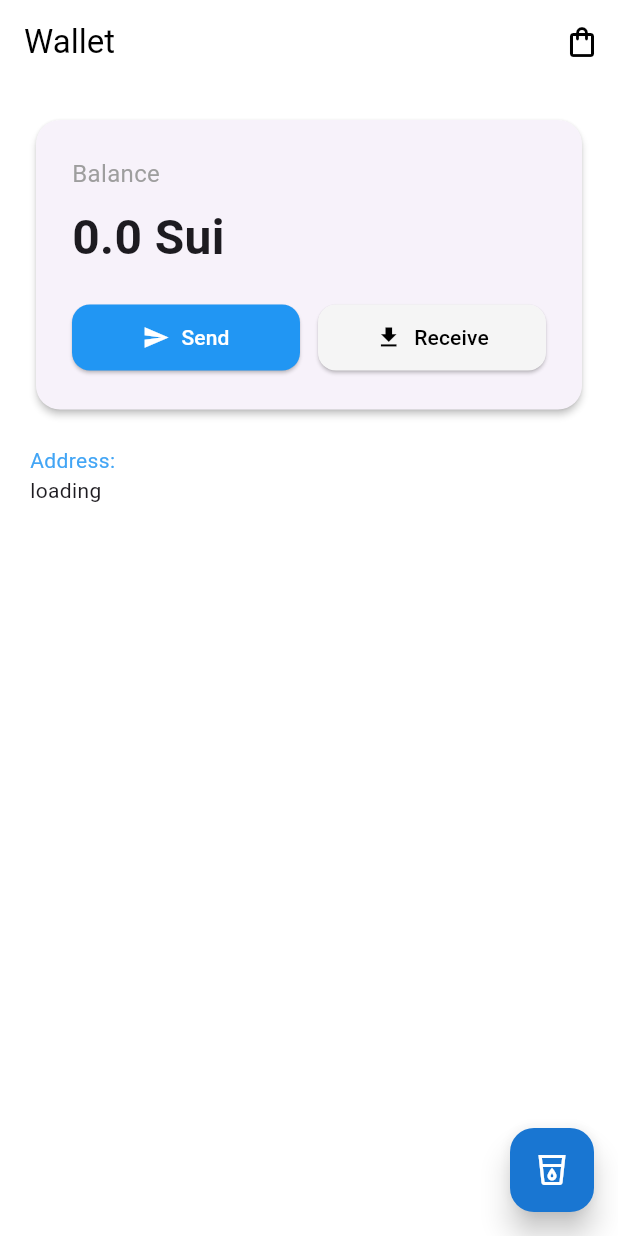
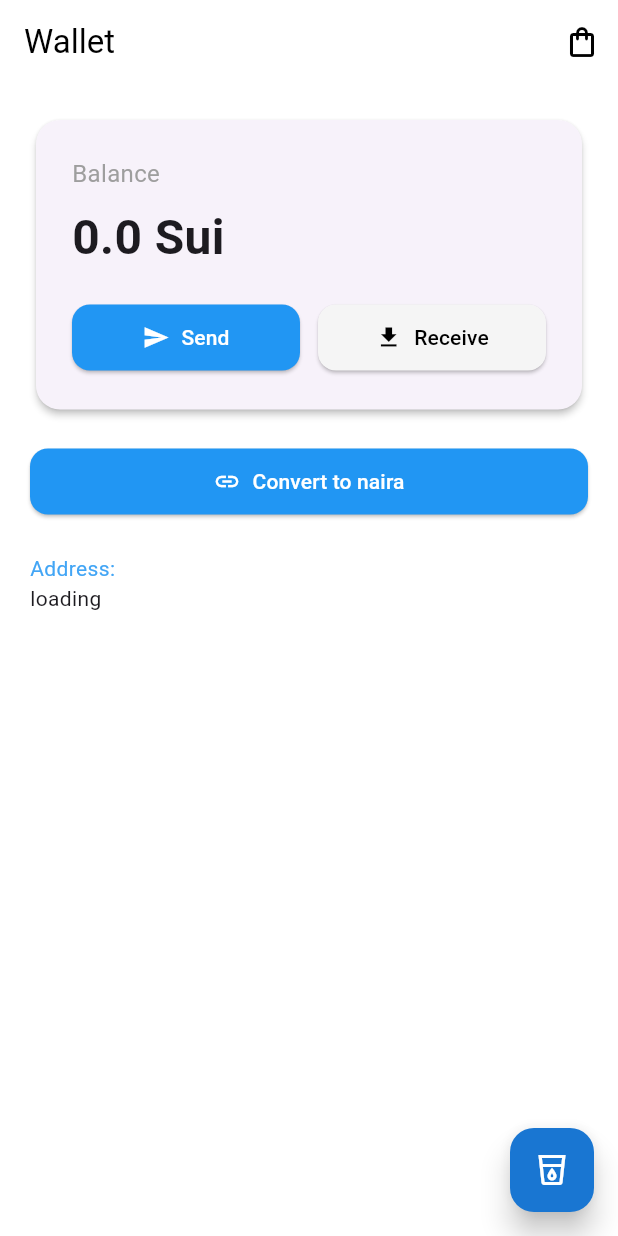
Before and after one commit to AiandioIfidon/Sui_App, a Flutter app: the screen it shows after launch, on a phone screen of 412 x 824 dp. Run offline on Flutter 3.47's test engine with Material 3 defaults, Android fonts, the phone set to English and light mode, and no system bars; our stand-ins replace flutter_secure_storage, local_auth, permission_handler; missing offline and left inert: flutter_reactive_ble, sui.

```diff
--- a/lib/screens/wallet/dashboard_screen.dart
+++ b/lib/screens/wallet/dashboard_screen.dart
@@ -29,20 +29,6 @@ class _Dashboard extends State<DashboardScreen> {
       _address = address;
     });
   }
-
-  // Future<void> getObjects() async {
-  //   await suiWallet.getCoins();
-  // }
-
-  // Future<void> merge() async {
-  //   await suiWallet.mergeObjects();
-  // }
-
-  // Future<void> sendCoins() async {
-  //   await suiWallet.sendCoins(10000000, "0x75e8f9dc5b052580c1a3635a45234882d6bdd6a611ba25bc2924c567e8614600"); // hardcoded to mine sui cli address
-  //   loadWallet();
-  // }
-
 
   @override
   Widget build(BuildContext context) {
@@ -120,50 +106,17 @@ class _Dashboard extends State<DashboardScreen> {
             ),
             const SizedBox(height: 20),
 
-            // // Connect Button
-            // SizedBox(
-            //   width: double.infinity,
-            //   child: ElevatedButton.icon(
-            //     onPressed: () => Navigator.pushNamed(context, '/devices'),
-            //     icon: const Icon(Icons.link),
-            //     label: const Text('Connect'),
-            //   ),
-            // ),
+            // Connect Button
+            SizedBox(
+              width: double.infinity,
+              child: ElevatedButton.icon(
+                onPressed: () {},
+                icon: const Icon(Icons.link),
+                label: const Text('Convert to naira'),
+              ),
+            ),
 
-            // const SizedBox(height: 24),
-
-            //  SizedBox(
-            //   width: double.infinity,
-            //   child: ElevatedButton.icon(
-            //     onPressed: () => getObjects(),
-            //     icon: const Icon(Icons.link),
-            //     label: const Text('get Owned Coins'),
-            //   ),
-            // ),
-
-            // const SizedBox(height: 24),
-
-            // SizedBox(
-            //   width: double.infinity,
-            //   child: ElevatedButton.icon(
-            //     onPressed: () => sendCoins(),
-            //     icon: const Icon(Icons.link),
-            //     label: const Text('Send coins'),
-            //   ),
-            // ),
-
-            // const SizedBox(height: 24),
-
-            //  SizedBox(
-            //   width: double.infinity,
-            //   child: ElevatedButton.icon(
-            //     onPressed: () => merge(),
-            //     icon: const Icon(Icons.link),
-            //     label: const Text('Merge Objects'),
-            //   ),
-            // ),
-
-            // const SizedBox(height: 24),
+            const SizedBox(height: 24),
 
             Text('Address:', style: TextStyle(color: Colors.blue[400])),
                 SelectableText(_address!),
```
Also changed, not shown: 1 other file.
